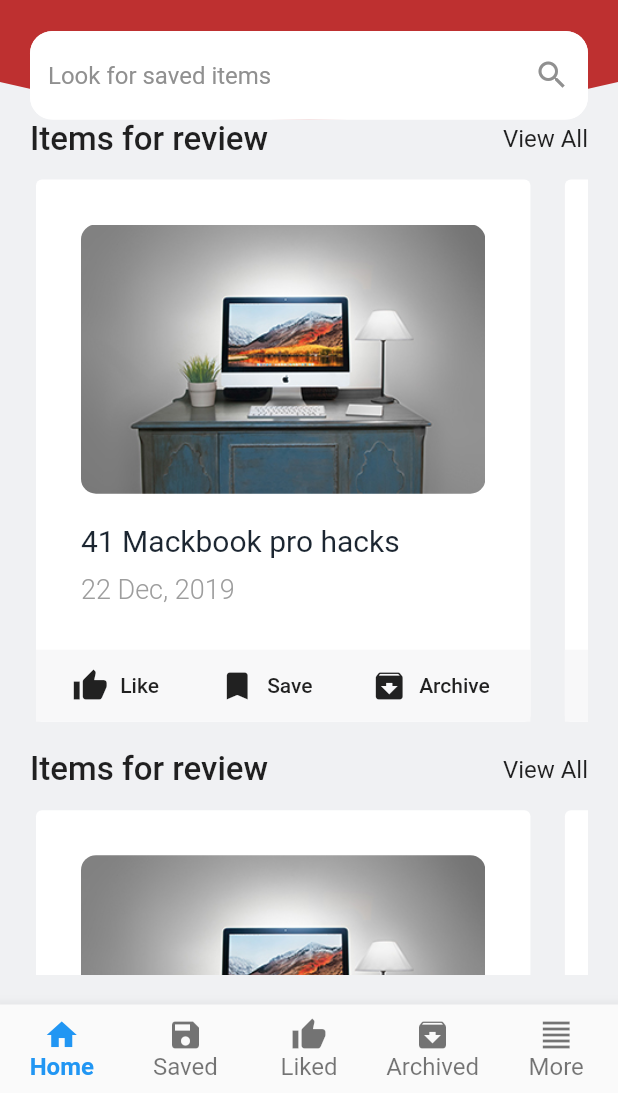
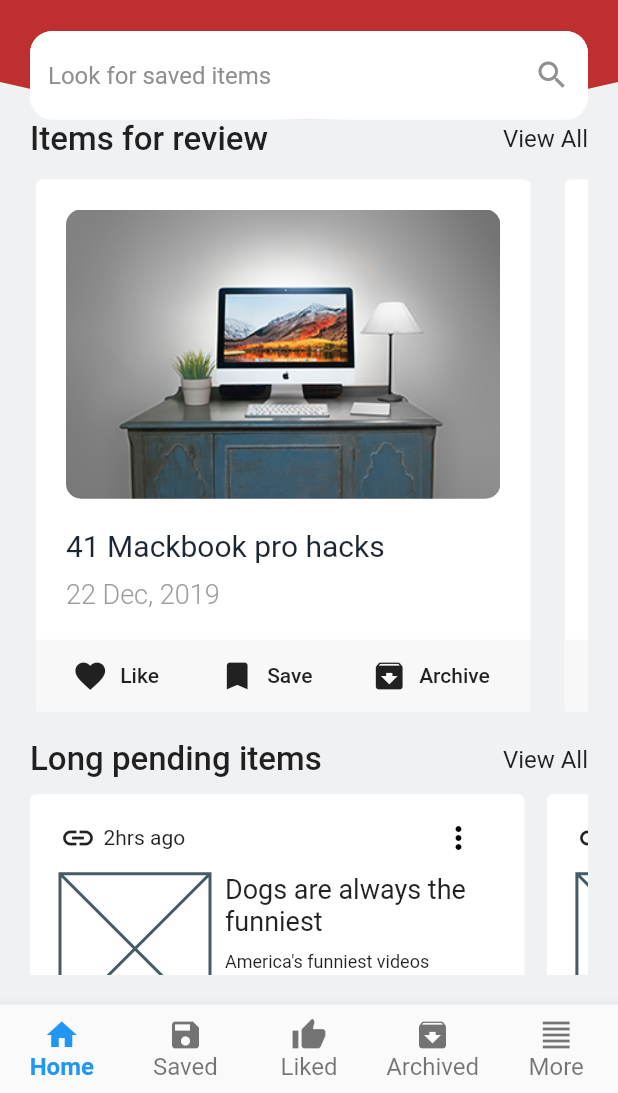
Before and after one commit to codingbbq/remember_me_app, a Flutter app: the screen it shows after launch, on a phone screen of 412 x 824 dp, the part 143-1236 px from its top. Run offline on Flutter 3.47's test engine with Material 2 defaults, Android fonts, the phone set to English and light mode, and no system bars.

Commit message:
Long pending items component

```diff
--- /dev/null
+++ b/lib/components/pendingCard.dart
@@ -0,0 +1,112 @@
+import 'package:flutter/material.dart';
+
+class PendingCard extends StatelessWidget {
+  @override
+  Widget build(BuildContext context) {
+    return Stack(
+      children: <Widget>[
+        Padding(
+          padding: const EdgeInsets.only(right: 15.0),
+          child: Column(
+            crossAxisAlignment: CrossAxisAlignment.end,
+            children: <Widget>[
+              Card(
+                margin: EdgeInsets.zero,
+                elevation: 0,
+                child: Container(
+                  padding: const EdgeInsets.only(
+                      top: 5.0, right: 20.0, bottom: 15.0, left: 20.0),
+
+                  width: MediaQuery.of(context).size.width *
+                      0.80, // width of the card
+
+                  child: Column(
+                    crossAxisAlignment: CrossAxisAlignment.start,
+                    children: <Widget>[
+                      Row(
+                        mainAxisAlignment: MainAxisAlignment.spaceBetween,
+                        children: <Widget>[
+                          Row(
+                            children: <Widget>[
+                              Icon(Icons.link),
+                              SizedBox(width: 5.0,),
+                              Text("2hrs ago")
+                            ],
+                          ),
+                          IconButton(
+                            padding: const EdgeInsets.all(0),
+                            icon: Icon(Icons.more_vert),
+                            color: Colors.black,
+                            onPressed: () {},
+                          )
+                        ],
+                      ),
+                      Row(
+                        crossAxisAlignment: CrossAxisAlignment.start,
+                        children: <Widget>[
+                          Placeholder(
+                            fallbackWidth: 100,
+                            fallbackHeight: 100,
+                          ),
+                          SizedBox(
+                            width: 10.0,
+                          ),
+                          Flexible(
+                            child: Container(
+                              child: Column(
+                                crossAxisAlignment: CrossAxisAlignment.start,
+                                children: <Widget>[
+                                  Text(
+                                    "Dogs are always the funniest",
+                                    style: TextStyle(fontSize: 18.0),
+                                  ),
+                                  SizedBox(
+                                    height: 10.0,
+                                  ),
+                                  Text(
+                                    "America's funniest videos",
+                                    style: TextStyle(fontSize: 12.0),
+                                  )
+                                ],
+                              ),
+                            ),
+                          )
+                        ],
+                      )
+                    ],
+                  ),
+                ),
+              ),
+              Container(
+                width: MediaQuery.of(context).size.width * 0.75,
+                color: Color(0xFFf8f8f9),
+                child: Row(
+                  mainAxisAlignment: MainAxisAlignment.spaceEvenly,
+                  children: <Widget>[
+                    FlatButton.icon(
+                      onPressed: (){},
+                      icon: Icon(Icons.favorite),
+                      label: Text("Like")
+                    ),
+
+                    FlatButton.icon(
+                      onPressed: (){},
+                      icon: Icon(Icons.bookmark),
+                      label: Text("Save")
+                    ),
+
+                    FlatButton.icon(
+                      onPressed: (){},
+                      icon: Icon(Icons.archive),
+                      label: Text("Archive")
+                    ),
+                  ],
+                ),
+              )
+            ],
+          ),
+        ),
+      ],
+    );
+  }
+}
--- a/lib/components/reviewCard.dart
+++ b/lib/components/reviewCard.dart
@@ -13,7 +13,7 @@ class ReviewCard extends StatelessWidget {
             crossAxisAlignment: CrossAxisAlignment.start,
             children: <Widget>[
               Padding(
-                padding: const EdgeInsets.all(30.0),
+                padding: const EdgeInsets.all(20.0),
                 child: Column(
                   crossAxisAlignment: CrossAxisAlignment.start,
                   children: <Widget>[
@@ -59,7 +59,7 @@ class ReviewCard extends StatelessWidget {
                   children: <Widget>[
                     FlatButton.icon(
                       onPressed: (){},
-                      icon: Icon(Icons.thumb_up),
+                      icon: Icon(Icons.favorite),
                       label: Text("Like")
                     ),
 
--- /dev/null
+++ b/lib/pages/home_page/elements/longpendingitems.dart
@@ -0,0 +1,56 @@
+import 'package:flutter/material.dart';
+import 'package:remember_me_app/components/pendingCard.dart';
+import 'package:remember_me_app/utills/theme.dart';
+
+class LongPendingItems extends StatelessWidget {
+  @override
+  Widget build(BuildContext context) {
+    return Container(
+      child: Column(
+        crossAxisAlignment: CrossAxisAlignment.start,
+        children: <Widget>[
+          Row(
+            mainAxisAlignment: MainAxisAlignment.spaceBetween,
+            children: <Widget>[
+              InkWell(
+                child: Text(
+                  "Long pending items",
+                  style: titleStyle
+                ),
+                onTap: (){
+                  print('Long pending items');
+                },
+              ),
+
+              InkWell(
+                child: Text(
+                  "View All",
+                  style: linkStyle
+                ),
+                onTap: (){
+                  print('View all');
+                },
+              )
+            ],
+          ),
+          SizedBox(
+            height: 10.0,
+          ),
+          SingleChildScrollView(
+            scrollDirection: Axis.horizontal,
+            child: Container(
+              child: Row(
+                children: <Widget>[
+                  PendingCard(),
+                  PendingCard(),
+                  PendingCard(),
+                  PendingCard(),
+                ],
+              ),
+            ),
+          )
+        ],
+      ),
+    );
+  }
+}
--- a/lib/pages/home_page/home_page.dart
+++ b/lib/pages/home_page/home_page.dart
@@ -2,6 +2,7 @@ import 'package:flutter/material.dart';
 import 'package:remember_me_app/components/custom_bg.dart';
 import 'package:remember_me_app/pages/home_page/elements/head.dart';
 import 'package:remember_me_app/pages/home_page/elements/itemsforreview.dart';
+import 'package:remember_me_app/pages/home_page/elements/longpendingitems.dart';
 import 'package:remember_me_app/pages/home_page/elements/searchbar.dart';
 import 'package:remember_me_app/utills/theme.dart';
 
@@ -30,7 +31,7 @@ class HomePage extends StatelessWidget {
                     SizedBox(
                       height: 15.0,
                     ),
-                    ItemsForReview(),
+                    LongPendingItems(),
                   ],
                 ),
               )
```
